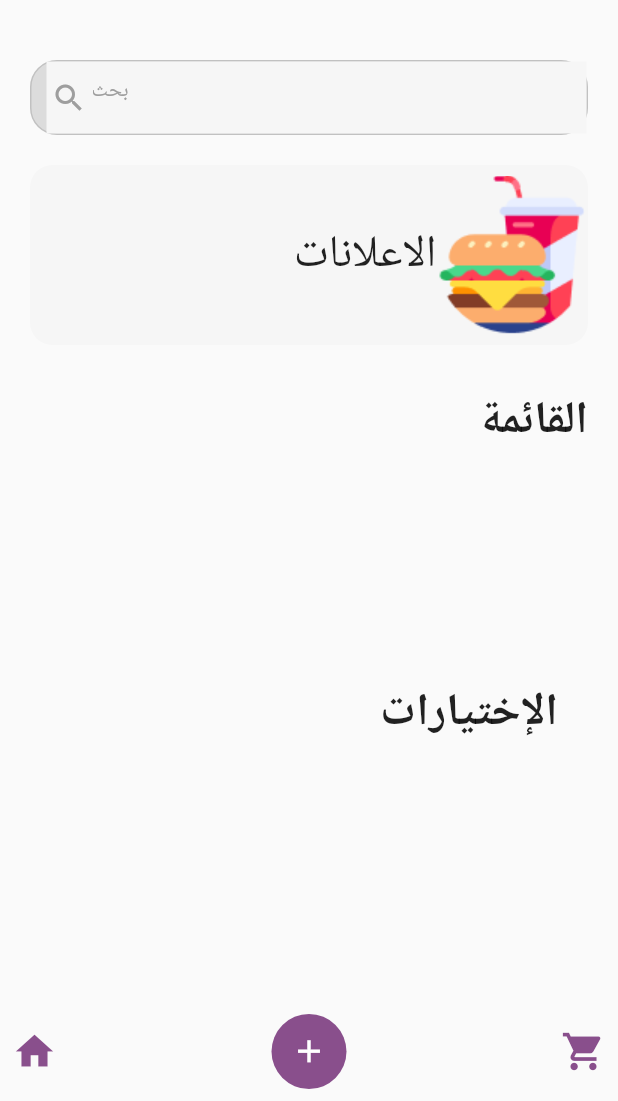
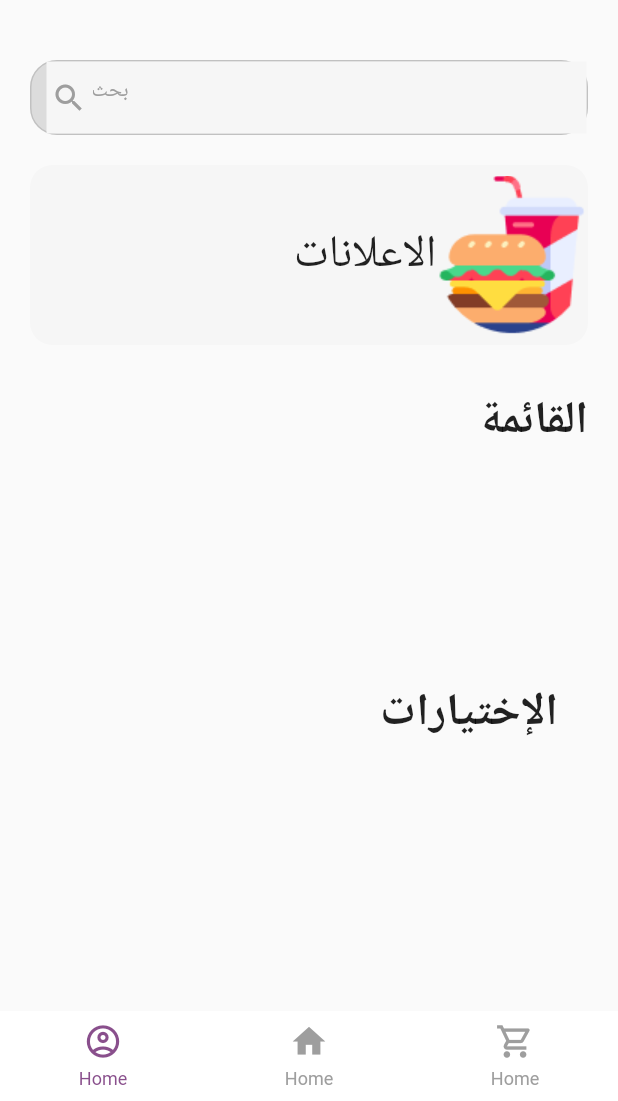
Before and after one commit to mehdidm/khardel, a Flutter app: the Home screen opened directly with empty values, on a phone screen of 412 x 824 dp, the part 135-1236 px from its top. Run offline on Flutter 3.47's test engine with Material 2 defaults, Android fonts, the phone set to English and light mode, and no system bars; our stand-ins replace flutter_switch, get_it, group_button, persistent_bottom_nav_bar, shared_preferences; accounts and stored records are empty; network calls fail.

Commit message:
PersistentBottomBar

```diff
--- a/lib/views/Screens/Home.dart
+++ b/lib/views/Screens/Home.dart
@@ -7,22 +7,28 @@ import 'package:khardel/models/food.dart';
 import 'package:khardel/services/categories.services.dart';
 import 'package:khardel/services/food.services.dart';
 import 'package:khardel/views/shared/Appbar.dart';
-import 'package:khardel/views/shared/BottomBar.dart';
+import 'package:khardel/views/shared/PersistentBottomBar.dart';
+import 'package:khardel/views/shared/constant.dart';
+
 import 'package:khardel/views/widgets/ItemCategorie.dart';
 import 'package:khardel/views/widgets/ItemMenu.dart';
 import 'package:khardel/views/widgets/SearchField.dart';
+import 'package:persistent_bottom_nav_bar/persistent-tab-view.dart';
+
+import 'Cart.dart';
 
 class Home extends StatefulWidget {
   final List roles;
+
   Home(this.roles);
+
   @override
   _HomeState createState() => _HomeState();
 }
 
-
-
 class _HomeState extends State<Home> {
   CategoriesServices get categoryService => GetIt.I<CategoriesServices>();
+
   FoodsServices get foodService => GetIt.I<FoodsServices>();
   bool _isLoading = false;
   final List<String> listCategory = [];
@@ -37,12 +43,46 @@ _fetchCategories();
     _fetchFoods();
     super.initState();
   }
+
+  int currentIndex = 0;
+
   @override
   Widget build(BuildContext context) {
-    return  SafeArea(
+    return SafeArea(
         child: Scaffold(
       appBar: CustomAppBar(),
-        bottomNavigationBar: BottomBar(),
+      bottomNavigationBar: BottomBar(
+        selectedIndex: currentIndex,
+        onItemSelected:(index){
+          setState(() {
+            currentIndex =index ;
+          });
+        } ,
+        items: [
+          PersistentBottomNavBarItem(
+            icon: Icon(Icons.account_circle_outlined),
+            title: "Home",
+            activeColorPrimary: ColorMv,
+            inactiveColorPrimary: Colors.grey,
+            inactiveColorSecondary: Colors.purple,
+          ),
+          PersistentBottomNavBarItem(
+            icon: Icon(Icons.home),
+            title: "Home",
+            activeColorPrimary: ColorMv,
+            inactiveColorPrimary: Colors.grey,
+            inactiveColorSecondary: Colors.purple,
+          ),
+          PersistentBottomNavBarItem(
+
+            icon: Icon(Icons.shopping_cart_outlined),
+            title: "Home",
+            activeColorPrimary: ColorMv,
+            inactiveColorPrimary: Colors.grey,
+            inactiveColorSecondary: Colors.purple,
+          ),
+        ],
+      ),
       body: SingleChildScrollView(
         child: Padding(
           padding: const EdgeInsets.symmetric(vertical: 20, horizontal: 20),
@@ -50,8 +90,8 @@ _fetchFoods();
             crossAxisAlignment: CrossAxisAlignment.end,
             children: [
               Padding(
-                  padding: const EdgeInsets.symmetric(
-                      vertical: 10.0, horizontal: 0),
+                padding:
+                    const EdgeInsets.symmetric(vertical: 10.0, horizontal: 0),
                 child: SearchBarWidget(
                   onchangeValue: (value) {
                     print(value);
@@ -62,8 +102,8 @@ _fetchFoods();
                 ),
               ),
               Padding(
-                  padding: const EdgeInsets.symmetric(
-                      vertical: 10.0, horizontal: 0),
+                padding:
+                    const EdgeInsets.symmetric(vertical: 10.0, horizontal: 0),
                 child: Container(
                   child: Row(
                     mainAxisAlignment: MainAxisAlignment.end,
@@ -72,9 +112,7 @@ _fetchFoods();
                         "الاعلانات",
                         textAlign: TextAlign.right,
                         style: TextStyle(
-                              fontWeight: FontWeight.w400,
-                              fontSize: 30
-                          ),
+                            fontWeight: FontWeight.w400, fontSize: 30),
                       ),
 
                       Image.asset('assets/images/burger.png'),
@@ -95,18 +133,16 @@ _fetchFoods();
                     const EdgeInsets.symmetric(vertical: 20, horizontal: 0),
                 child: Text(
                   "القائمة",
-                    style:
-                    TextStyle(fontWeight: FontWeight.bold, fontSize: 30),
+                  style: TextStyle(fontWeight: FontWeight.bold, fontSize: 30),
                 ),
               ),
               _buildListCategoriesWidgets(),
               Padding(
-                  padding: const EdgeInsets.symmetric(
-                      vertical: 10, horizontal: 20),
+                padding:
+                    const EdgeInsets.symmetric(vertical: 10, horizontal: 20),
                 child: Text(
                   "الإختيارات",
-                    style:
-                    TextStyle(fontWeight: FontWeight.bold, fontSize: 30),
+                  style: TextStyle(fontWeight: FontWeight.bold, fontSize: 30),
                 ),
               ),
               myWidget(context),
@@ -118,12 +154,11 @@ _fetchFoods();
           ),
         ),
       ),
-      )
-    );
+    ));
   }
-  _buildListCategoriesWidgets(){
-    return
-    Container(
+
+  _buildListCategoriesWidgets() {
+    return Container(
       height: MediaQuery.of(context).size.height * 0.15,
       child: ListView.builder(
         scrollDirection: Axis.horizontal,
@@ -132,8 +167,7 @@ _fetchFoods();
         // Provide a builder function. This is where the magic happens.
         // Convert each item into a widget based on the type of item it is.
         itemBuilder: (context, index) {
-
-          return  ItemCat(
+          return ItemCat(
             title: listCategory[index],
             image: 'assets/images/burger.png',
           );
@@ -141,13 +175,13 @@ _fetchFoods();
       ),
     );
   }
+
   _fetchCategories() async {
     setState(() {
       _isLoading = true;
     });
 
-    _categoryResponse = await categoryService
-        .getAllCategories();
+    _categoryResponse = await categoryService.getAllCategories();
     _buildListCategories();
     setState(() {
       _isLoading = false;
@@ -160,7 +194,6 @@ _fetchFoods();
     });
 
     for (int i = 0; i < _categoryResponse.data.length; i++) {
-
       listCategory.add(_categoryResponse.data[i].name);
       listCategoryId.add(_categoryResponse.data[i].id);
     }
@@ -170,10 +203,8 @@ _fetchFoods();
     });
   }
 
-
-  _buildListFoodsWidgets(){
-    return
-      Container(
+  _buildListFoodsWidgets() {
+    return Container(
       height: 1000,
       child: GridView.builder(
         scrollDirection: Axis.horizontal,
@@ -185,8 +216,7 @@ _fetchFoods();
         // Provide a builder function. This is where the magic happens.
         // Convert each item into a widget based on the type of item it is.
         itemBuilder: (context, index) {
-
-            return  ItemMenu(
+          return ItemMenu(
             title: listFood[index].title,
             price: "${listFood[index].price} شيكل",
             image: "assets/images/sandwich.png",
@@ -203,7 +233,6 @@ _fetchFoods();
       child: Container(
         height: 1000,
         child: GridView.builder(
-
             gridDelegate: const SliverGridDelegateWithFixedCrossAxisCount(
               crossAxisCount: 2,
               mainAxisSpacing: 10,
@@ -217,18 +246,17 @@ _fetchFoods();
                 price: "${listFood[index].price} شيكل",
                 image: "assets/images/sandwich.png",
               );
-            }
-        ),
+            }),
       ),
     );
   }
+
   _fetchFoods() async {
     setState(() {
       _isLoading = true;
     });
 
-    _foodResponse = await foodService
-        .getAllFood();
+    _foodResponse = await foodService.getAllFood();
     _buildListFoods();
     setState(() {
       _isLoading = false;
@@ -241,7 +269,6 @@ _fetchFoods();
     });
 
     for (int i = 0; i < _foodResponse.data.length; i++) {
-
       listFood.add(_foodResponse.data[i]);
       //listCategoryId.add(_categoryResponse.data[i].id);
     }
--- /dev/null
+++ b/lib/views/shared/PersistentBottomBar.dart
@@ -0,0 +1,87 @@
+import 'package:flutter/cupertino.dart';
+import 'package:flutter/material.dart';
+import 'package:persistent_bottom_nav_bar/persistent-tab-view.dart';
+class BottomBar extends StatelessWidget {
+  final int selectedIndex;
+  final List<PersistentBottomNavBarItem> items; // NOTE: You CAN declare your own model here instead of `PersistentBottomNavBarItem`.
+  final ValueChanged<int> onItemSelected;
+
+  BottomBar(
+      {Key key,
+        this.selectedIndex,
+        @required this.items,
+        this.onItemSelected,});
+
+  Widget _buildItem(
+      PersistentBottomNavBarItem item, bool isSelected) {
+    return Container(
+      alignment: Alignment.center,
+      height: 60.0,
+      child: Column(
+        mainAxisAlignment: MainAxisAlignment.center,
+        crossAxisAlignment: CrossAxisAlignment.center,
+        mainAxisSize: MainAxisSize.min,
+        children: <Widget>[
+          Flexible(
+            child: IconTheme(
+              data: IconThemeData(
+                  size: 26.0,
+                  color: isSelected
+                      ? (item.activeColorSecondary == null
+                      ? item.activeColorPrimary
+                      : item.activeColorSecondary)
+                      : item.inactiveColorPrimary == null
+                      ? item.activeColorPrimary
+                      : item.inactiveColorPrimary),
+              child: item.icon,
+            ),
+          ),
+          Padding(
+            padding: const EdgeInsets.only(top: 5.0),
+            child: Material(
+              type: MaterialType.transparency,
+              child: FittedBox(
+                  child: Text(
+                    item.title,
+                    style: TextStyle(
+                        color: isSelected
+                            ? (item.activeColorSecondary == null
+                            ? item.activeColorPrimary
+                            : item.activeColorSecondary)
+                            : item.inactiveColorPrimary,
+                        fontWeight: FontWeight.w400,
+                        fontSize: 12.0),
+                  )),
+            ),
+          )
+        ],
+      ),
+    );
+  }
+
+  @override
+  Widget build(BuildContext context) {
+    return Container(
+      color: Colors.white,
+      child: Container(
+        width: double.infinity,
+        height: 60.0,
+        child: Row(
+          mainAxisAlignment: MainAxisAlignment.spaceAround,
+          children: items.map((item) {
+            int index = items.indexOf(item);
+            return Flexible(
+              child: GestureDetector(
+                onTap: () {
+                  this.onItemSelected(index);
+                },
+                child: _buildItem(
+                    item, selectedIndex == index),
+              ),
+            );
+          }).toList(),
+        ),
+      ),
+    );
+  }
+}
--- a/pubspec.yaml
+++ b/pubspec.yaml
@@ -33,6 +33,7 @@ dependencies:
   shared_preferences: ^2.0.6
   get_it: ^7.1.3
   group_button: ^3.0.1
+  persistent_bottom_nav_bar: any
 
 dev_dependencies:
   flutter_test:
```
Also changed, not shown: pubspec.lock. Lines whose indentation alone changed are shown as unchanged.
